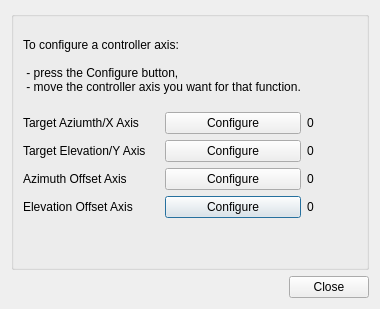
Qt form plugins/feature/gs232controller/gamepadconfigurationdialog.ui (f4exb/sdrangel) before a commit.
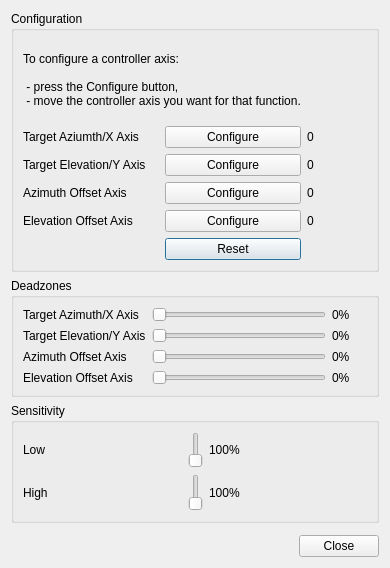
The same form after that commit. Custom widgets are drawn as their Qt base class.

The edit to the form file:
```diff
--- a/plugins/feature/gs232controller/gamepadconfigurationdialog.ui
+++ b/plugins/feature/gs232controller/gamepadconfigurationdialog.ui
@@ -6,8 +6,8 @@
    <rect>
     <x>0</x>
     <y>0</y>
-    <width>380</width>
-    <height>309</height>
+    <width>383</width>
+    <height>568</height>
    </rect>
   </property>
   <property name="font">
@@ -21,40 +21,18 @@
   </property>
   <layout class="QVBoxLayout" name="verticalLayout">
    <item>
-    <widget class="QGroupBox" name="groupBox">
+    <widget class="QGroupBox" name="configurationGroup">
+     <property name="title">
+      <string>Configuration</string>
+     </property>
      <layout class="QGridLayout" name="gridLayout">
-      <item row="1" column="2">
-       <widget class="QLabel" name="value0">
-        <property name="text">
-         <string>0</string>
+      <item row="8" column="1">
+       <widget class="QPushButton" name="configReset">
+        <property name="toolTip">
+         <string>Reset configuration</string>
         </property>
-       </widget>
-      </item>
-      <item row="4" column="1">
-       <widget class="QPushButton" name="config3">
         <property name="text">
-         <string>Configure</string>
-        </property>
-       </widget>
-      </item>
-      <item row="2" column="2">
-       <widget class="QLabel" name="value1">
-        <property name="text">
-         <string>0</string>
-        </property>
-       </widget>
-      </item>
-      <item row="2" column="1">
-       <widget class="QPushButton" name="config1">
-        <property name="text">
-         <string>Configure</string>
-        </property>
-       </widget>
-      </item>
-      <item row="4" column="0">
-       <widget class="QLabel" name="config3Label">
-        <property name="text">
-         <string>Elevation Offset Axis</string>
+         <string>Reset</string>
         </property>
        </widget>
       </item>
@@ -65,44 +43,10 @@
         </property>
        </widget>
       </item>
-      <item row="3" column="1">
-       <widget class="QPushButton" name="config2">
+      <item row="4" column="0">
+       <widget class="QLabel" name="config3Label">
         <property name="text">
-         <string>Configure</string>
-        </property>
-       </widget>
-      </item>
-      <item row="3" column="0">
-       <widget class="QLabel" name="config2Label">
-        <property name="text">
-         <string>Azimuth Offset Axis</string>
-        </property>
-       </widget>
-      </item>
-      <item row="2" column="0">
-       <widget class="QLabel" name="config1Label">
-        <property name="text">
-         <string>Target Elevation/Y Axis</string>
-        </property>
-       </widget>
-      </item>
-      <item row="7" column="2">
-       <spacer name="verticalSpacer">
-        <property name="orientation">
-         <enum>Qt::Vertical</enum>
-        </property>
-        <property name="sizeHint" stdset="0">
-         <size>
-          <width>20</width>
-          <height>40</height>
-         </size>
-        </property>
-       </spacer>
-      </item>
-      <item row="1" column="0">
-       <widget class="QLabel" name="config0Label">
-        <property name="text">
-         <string>Target Aziumth/X Axis</string>
+         <string>Elevation Offset Axis</string>
         </property>
        </widget>
       </item>
@@ -113,13 +57,20 @@
         </property>
        </widget>
       </item>
-      <item row="1" column="1">
-       <widget class="QPushButton" name="config0">
+      <item row="4" column="1">
+       <widget class="QPushButton" name="config3">
         <property name="text">
          <string>Configure</string>
         </property>
        </widget>
       </item>
+      <item row="2" column="0">
+       <widget class="QLabel" name="config1Label">
+        <property name="text">
+         <string>Target Elevation/Y Axis</string>
+        </property>
+       </widget>
+      </item>
       <item row="0" column="0" colspan="2">
        <widget class="QLabel" name="instructions">
         <property name="minimumSize">
@@ -136,9 +87,264 @@
         </property>
        </widget>
       </item>
+      <item row="1" column="1">
+       <widget class="QPushButton" name="config0">
+        <property name="text">
+         <string>Configure</string>
+        </property>
+       </widget>
+      </item>
+      <item row="1" column="0">
+       <widget class="QLabel" name="config0Label">
+        <property name="text">
+         <string>Target Aziumth/X Axis</string>
+        </property>
+       </widget>
+      </item>
+      <item row="8" column="2">
+       <spacer name="verticalSpacer">
+        <property name="orientation">
+         <enum>Qt::Vertical</enum>
+        </property>
+        <property name="sizeHint" stdset="0">
+         <size>
+          <width>20</width>
+          <height>40</height>
+         </size>
+        </property>
+       </spacer>
+      </item>
+      <item row="2" column="1">
+       <widget class="QPushButton" name="config1">
+        <property name="text">
+         <string>Configure</string>
+        </property>
+       </widget>
+      </item>
+      <item row="1" column="2">
+       <widget class="QLabel" name="value0">
+        <property name="minimumSize">
+         <size>
+          <width>60</width>
+          <height>0</height>
+         </size>
+        </property>
+        <property name="text">
+         <string>0</string>
+        </property>
+       </widget>
+      </item>
+      <item row="3" column="1">
+       <widget class="QPushButton" name="config2">
+        <property name="text">
+         <string>Configure</string>
+        </property>
+       </widget>
+      </item>
+      <item row="2" column="2">
+       <widget class="QLabel" name="value1">
+        <property name="text">
+         <string>0</string>
+        </property>
+       </widget>
+      </item>
+      <item row="3" column="0">
+       <widget class="QLabel" name="config2Label">
+        <property name="text">
+         <string>Azimuth Offset Axis</string>
+        </property>
+       </widget>
+      </item>
      </layout>
     </widget>
    </item>
+   <item>
+    <widget class="QGroupBox" name="deadzonesGroup">
+     <property name="title">
+      <string>Deadzones</string>
+     </property>
+     <layout class="QGridLayout" name="gridLayout_3">
+      <item row="0" column="0">
+       <widget class="QLabel" name="deadzone0Label">
+        <property name="text">
+         <string>Target Azimuth/X Axis</string>
+        </property>
+       </widget>
+      </item>
+      <item row="0" column="1">
+       <widget class="QSlider" name="deadzone0">
+        <property name="maximum">
+         <number>100</number>
+        </property>
+        <property name="pageStep">
+         <number>1</number>
+        </property>
+        <property name="orientation">
+         <enum>Qt::Horizontal</enum>
+        </property>
+       </widget>
+      </item>
+      <item row="0" column="2">
+       <widget class="QLabel" name="deadzone0Text">
+        <property name="minimumSize">
+         <size>
+          <width>35</width>
+          <height>0</height>
+         </size>
+        </property>
+        <property name="text">
+         <string>0%</string>
+        </property>
+       </widget>
+      </item>
+      <item row="1" column="0">
+       <widget class="QLabel" name="deadzone1Label">
+        <property name="text">
+         <string>Target Elevation/Y Axis</string>
+        </property>
+       </widget>
+      </item>
+      <item row="1" column="1">
+       <widget class="QSlider" name="deadzone1">
+        <property name="maximum">
+         <number>100</number>
+        </property>
+        <property name="pageStep">
+         <number>1</number>
+        </property>
+        <property name="orientation">
+         <enum>Qt::Horizontal</enum>
+        </property>
+       </widget>
+      </item>
+      <item row="1" column="2">
+       <widget class="QLabel" name="deadzone1Text">
+        <property name="text">
+         <string>0%</string>
+        </property>
+       </widget>
+      </item>
+      <item row="2" column="0">
+       <widget class="QLabel" name="deadzone2Label">
+        <property name="text">
+         <string>Azimuth Offset Axis</string>
+        </property>
+       </widget>
+      </item>
+      <item row="2" column="1">
+       <widget class="QSlider" name="deadzone2">
+        <property name="maximum">
+         <number>100</number>
+        </property>
+        <property name="pageStep">
+         <number>1</number>
+        </property>
+        <property name="orientation">
+         <enum>Qt::Horizontal</enum>
+        </property>
+       </widget>
+      </item>
+      <item row="2" column="2">
+       <widget class="QLabel" name="deadzone2Text">
+        <property name="text">
+         <string>0%</string>
+        </property>
+       </widget>
+      </item>
+      <item row="3" column="0">
+       <widget class="QLabel" name="deadzone3Label">
+        <property name="text">
+         <string>Elevation Offset Axis</string>
+        </property>
+       </widget>
+      </item>
+      <item row="3" column="1">
+       <widget class="QSlider" name="deadzone3">
+        <property name="maximum">
+         <number>100</number>
+        </property>
+        <property name="pageStep">
+         <number>1</number>
+        </property>
+        <property name="orientation">
+         <enum>Qt::Horizontal</enum>
+        </property>
+       </widget>
+      </item>
+      <item row="3" column="2">
+       <widget class="QLabel" name="deadzone3Text">
+        <property name="text">
+         <string>0%</string>
+        </property>
+       </widget>
+      </item>
+     </layout>
+    </widget>
+   </item>
+   <item>
+    <widget class="QGroupBox" name="responseGroup">
+     <property name="title">
+      <string>Sensitivity</string>
+     </property>
+     <layout class="QGridLayout" name="gridLayout_2">
+      <item row="1" column="1">
+       <widget class="LogLabelSlider" name="lowSensitivity"/>
+      </item>
+      <item row="2" column="2">
+       <widget class="QLabel" name="highSensitivityText">
+        <property name="text">
+         <string>100%</string>
+        </property>
+       </widget>
+      </item>
+      <item row="1" column="0">
+       <widget class="QLabel" name="lowSensitivityLabel">
+        <property name="minimumSize">
+         <size>
+          <width>65</width>
+          <height>0</height>
+         </size>
+        </property>
+        <property name="sizeIncrement">
+         <size>
+          <width>0</width>
+          <height>0</height>
+         </size>
+        </property>
+        <property name="text">
+         <string>Low</string>
+        </property>
+       </widget>
+      </item>
+      <item row="1" column="2">
+       <widget class="QLabel" name="lowSensitivityText">
+        <property name="minimumSize">
+         <size>
+          <width>65</width>
+          <height>0</height>
+         </size>
+        </property>
+        <property name="text">
+         <string>100%</string>
+        </property>
+       </widget>
+      </item>
+      <item row="2" column="0">
+       <widget class="QLabel" name="highSensitivityLabel">
+        <property name="text">
+         <string>High</string>
+        </property>
+       </widget>
+      </item>
+      <item row="2" column="1">
+       <widget class="LogLabelSlider" name="highSensitivity"/>
+      </item>
+     </layout>
+    </widget>
+   </item>
+   <item>
+    <widget class="QWidget" name="widget" native="true"/>
+   </item>
    <item>
     <widget class="QDialogButtonBox" name="buttonBox">
      <property name="orientation">
@@ -151,6 +357,13 @@
    </item>
   </layout>
  </widget>
+ <customwidgets>
+  <customwidget>
+   <class>LogLabelSlider</class>
+   <extends>QSlider</extends>
+   <header>gui/loglabelslider.h</header>
+  </customwidget>
+ </customwidgets>
  <tabstops>
   <tabstop>config0</tabstop>
   <tabstop>config1</tabstop>
```
Left out of the diff: 8 changed lines with no effect on the pictures.
